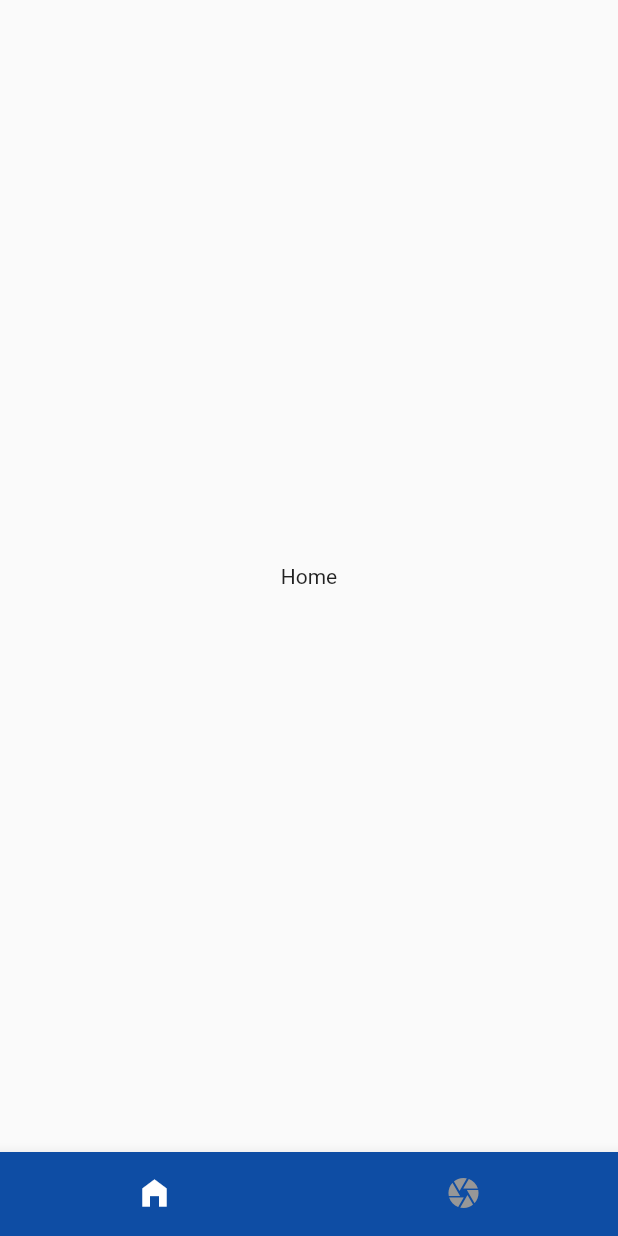
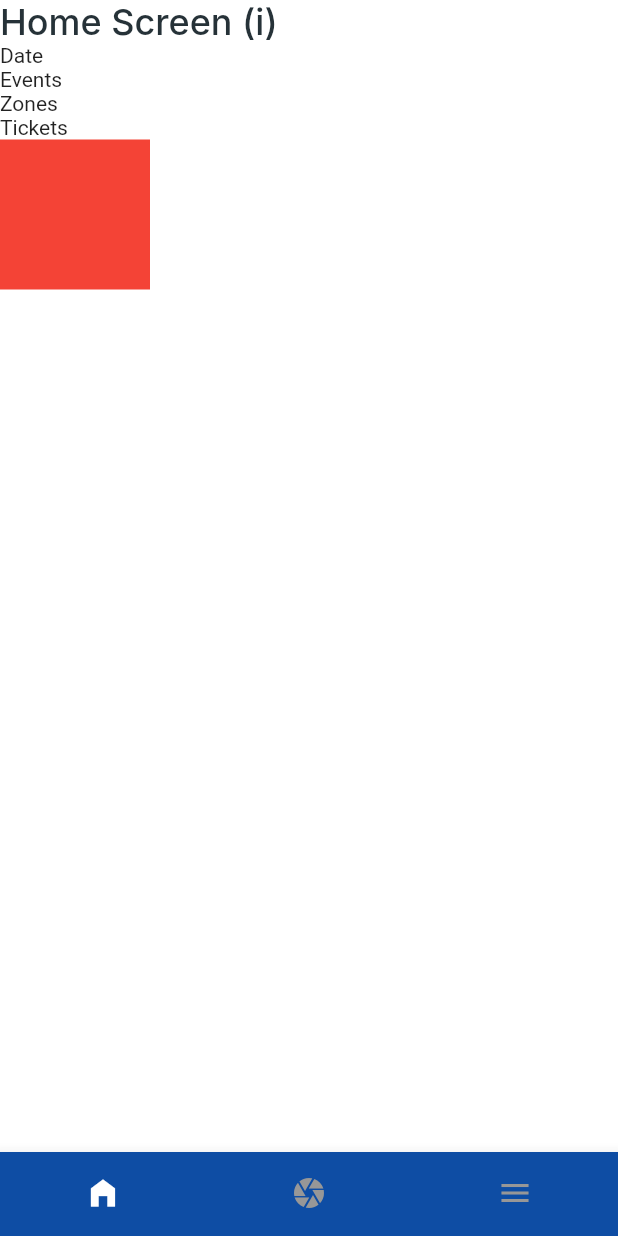
Before and after one commit to vgadzh/flutter_ticket_check, a Flutter app: the screen it shows after launch, on a phone screen of 412 x 824 dp. Run offline on Flutter 3.47's test engine with Material 2 defaults, Android fonts, the phone set to English and light mode, and no system bars; Roboto replaces fonts that are missing (Inter).

Commit message:
layout tests

```diff
--- a/lib/screen/bottom_bar.dart
+++ b/lib/screen/bottom_bar.dart
@@ -1,4 +1,6 @@
 import 'package:flutter/material.dart';
+import 'package:flutter_ticket_check/screen/home_screen.dart';
+import 'package:flutter_ticket_check/screen/more_screen.dart';
 import 'package:flutter_ticket_check/utils/app_styles.dart';
 
 class BottomBar extends StatefulWidget {
@@ -11,8 +13,9 @@ class BottomBar extends StatefulWidget {
 class _BottomBarState extends State<BottomBar> {
   int _selectedIndex = 0;
   static final List<Widget> _widgetOptions = <Widget>[
-    const Text('Home'),
+    const HomeScreen(),
     const Text('Camera'),
+    const MoreScreen(),
   ];
 
   void _onItemTapped(int index) {
@@ -45,6 +48,11 @@ class _BottomBarState extends State<BottomBar> {
             activeIcon: Icon(Icons.camera),
             label: 'Scan',
           ),
+          BottomNavigationBarItem(
+            icon: Icon(Icons.menu),
+            activeIcon: Icon(Icons.menu),
+            label: 'More',
+          ),
         ],
       ),
     );
--- /dev/null
+++ b/lib/screen/home_screen.dart
@@ -0,0 +1,41 @@
+import 'package:flutter/material.dart';
+import 'package:flutter_ticket_check/utils/app_styles.dart';
+
+class HomeScreen extends StatelessWidget {
+  const HomeScreen({super.key});
+
+  @override
+  Widget build(BuildContext context) {
+    final height = MediaQuery.of(context).size.height;
+    final width = MediaQuery.of(context).size.width;
+
+    print("h=$height w=$width");
+
+    return Scaffold(
+      backgroundColor: Styles.lightColor,
+      body: ListView(
+        children: [
+          Text(
+            'Home Screen (i)',
+            style: Styles.h5,
+          ),
+          Text('Date'),
+          Text('Events'),
+          Text('Zones'),
+          Text('Tickets'),
+          Row(
+            mainAxisAlignment: MainAxisAlignment.start,
+            children: [
+              Container(
+                color: Colors.red,
+                alignment: Alignment.topLeft,
+                width: 100,
+                height: 100,
+              ),
+            ],
+          ),
+        ],
+      ),
+    );
+  }
+}
--- /dev/null
+++ b/lib/screen/more_screen.dart
@@ -0,0 +1,23 @@
+import 'package:flutter/material.dart';
+import 'package:flutter_ticket_check/utils/app_styles.dart';
+
+class MoreScreen extends StatelessWidget {
+  const MoreScreen({super.key});
+
+  @override
+  Widget build(BuildContext context) {
+    return Scaffold(
+      backgroundColor: Styles.lightColor,
+      body: ListView(
+        children: const [
+          Text('More Screen'),
+          Text('Reports'),
+          Text('Functions'),
+          Text('About'),
+          Text('Info'),
+          Text('Settings'),
+        ],
+      ),
+    );
+  }
+}
--- a/lib/utils/app_styles.dart
+++ b/lib/utils/app_styles.dart
@@ -10,7 +10,7 @@ class Styles {
   static Color iconsColor = const Color(0xFF979797);
   static Color shadeColor = const Color(0xFFF0F0F0);
 
-  static String fontFamily = 'Roboto';
+  static String fontFamily = 'Inter';
 
   static TextStyle h1 = TextStyle(
     fontSize: 96,
```
